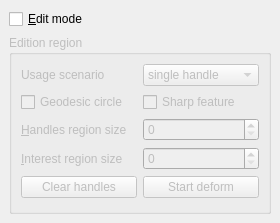
This is Polyhedron/demo/Polyhedron/Deform_mesh.ui in CGAL/cgal as Qt 5 draws it before an edit. The edited form follows.
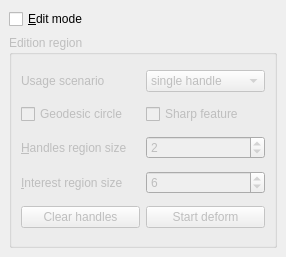
This is the edited form.

Commit message: Start with non-zero values

Diff of the .ui file:
```diff
--- a/Polyhedron/demo/Polyhedron/Deform_mesh.ui
+++ b/Polyhedron/demo/Polyhedron/Deform_mesh.ui
@@ -6,8 +6,8 @@
    <rect>
     <x>0</x>
     <y>0</y>
-    <width>280</width>
-    <height>223</height>
+    <width>286</width>
+    <height>257</height>
    </rect>
   </property>
   <property name="windowTitle">
@@ -36,6 +36,9 @@
          <property name="maximum">
           <number>999999999</number>
          </property>
+         <property name="value">
+          <number>6</number>
+         </property>
         </widget>
        </item>
        <item row="3" column="0">
@@ -77,6 +80,9 @@
          <property name="maximum">
           <number>999999999</number>
          </property>
+         <property name="value">
+          <number>2</number>
+         </property>
         </widget>
        </item>
        <item row="1" column="0">
```
